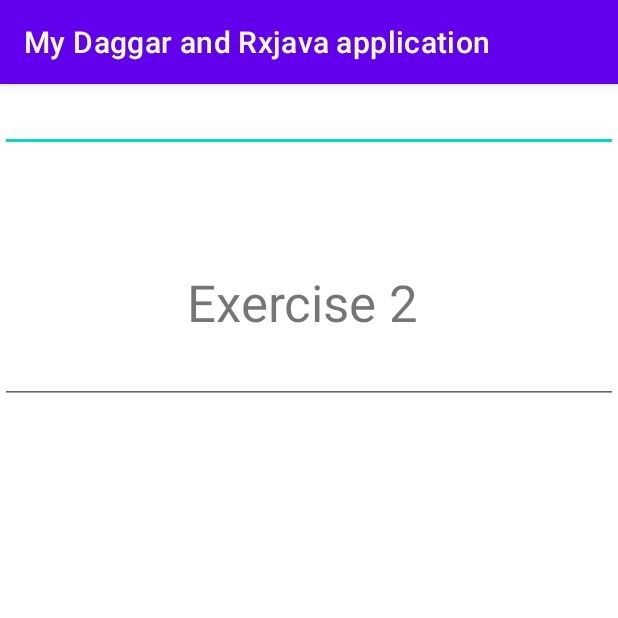
After one commit to Tarun72/RxDagger, an Android app: the RxjavaActivity screen opened directly, with no data from a screen before it, on a phone screen of 412 x 824 dp, the top half of it. The commit adds this screen. Run offline under Robolectric (Android 15) with nearby library versions, the phone set to English and light mode, and no system bars; our stand-ins replace RxJava; libraries missing offline, so code that uses them is left out: com.jakewharton.rxbinding2; 6 statements that could not run were skipped.

Commit message:
Rxjava dependencies added and completed 2 coffee breaks

```diff
--- /dev/null
+++ b/app/src/main/java/com/android/myapplication/screens/rxjava/RxjavaActivity.kt
@@ -0,0 +1,65 @@
+package com.android.myapplication.screens.rxjava
+
+import android.os.Bundle
+import android.widget.EditText
+import android.widget.TextView
+import android.widget.Toast
+import androidx.appcompat.app.AppCompatActivity
+import com.android.myapplication.R
+import com.jakewharton.rxbinding2.widget.RxTextView
+import io.reactivex.Observable
+import io.reactivex.Scheduler
+import io.reactivex.android.schedulers.AndroidSchedulers
+import io.reactivex.functions.BiFunction
+import java.util.concurrent.TimeUnit
+
+class RxjavaActivity : AppCompatActivity() {
+    private lateinit var etRx: EditText
+    private lateinit var etRx2: EditText
+
+    private lateinit var  tvLearn:TextView
+    override fun onCreate(savedInstanceState: Bundle?) {
+        super.onCreate(savedInstanceState)
+        setContentView(R.layout.rx_java_activity)
+        etRx = findViewById(R.id.etRx)
+        etRx2 = findViewById(R.id.etRx2)
+
+        tvLearn = findViewById(R.id.tvLearn)
+        addPropertiesEditText()
+        val disponse = exerciseObservable().debounce (1000,TimeUnit.MILLISECONDS)
+            .observeOn(AndroidSchedulers.mainThread())
+            .subscribe {
+           it?.let {
+               tvLearn.text = it
+           }
+        }
+
+        exercise2();
+    }
+
+    private fun addPropertiesEditText() {
+
+        val value = RxTextView.textChanges(etRx).filter {
+            it.length > 3
+        }.delay(3, TimeUnit.SECONDS).subscribeOn(AndroidSchedulers.mainThread()).subscribe {
+            it?.let {
+                println("final result $it")
+            }
+        }
+    }
+    private fun exerciseObservable() =
+        RxTextView.textChanges(etRx).filter {
+            it.length>7
+        }
+
+    private fun exercise2(){
+      val firstEditTextObservable =   RxTextView.textChanges(etRx)
+        val secondEditTextObservable =  RxTextView.textChanges(etRx2)
+      val resultantObserver =   Observable.combineLatest(firstEditTextObservable,
+          secondEditTextObservable, BiFunction { a,b-> "$a $b" })
+        resultantObserver.observeOn(AndroidSchedulers.mainThread()).subscribe {
+            it?.let {
+                tvLearn.text = it
+            }
+        }}
+}
--- /dev/null
+++ b/app/src/main/res/layout/rx_java_activity.xml
@@ -0,0 +1,57 @@
+<?xml version="1.0" encoding="utf-8"?>
+<androidx.constraintlayout.widget.ConstraintLayout xmlns:android="http://schemas.android.com/apk/res/android"
+    xmlns:app="http://schemas.android.com/apk/res-auto"
+    android:layout_width="match_parent"
+    android:layout_height="match_parent">
+
+    <EditText
+        android:id="@+id/etRx"
+        android:layout_width="0dp"
+        android:layout_height="wrap_content"
+        app:layout_constraintEnd_toEndOf="parent"
+        app:layout_constraintStart_toStartOf="parent"
+        app:layout_constraintTop_toTopOf="parent" />
+
+    <TextView
+        android:id="@+id/tvLearn"
+        android:layout_width="wrap_content"
+        android:layout_height="wrap_content"
+        android:layout_marginTop="@dimen/fab_margin"
+        android:textSize="34sp"
+        app:layout_constraintEnd_toEndOf="parent"
+        app:layout_constraintStart_toStartOf="parent"
+        app:layout_constraintTop_toBottomOf="@id/etRx" />
+
+    <TextView
+        android:id="@+id/Exercise2"
+        android:layout_width="wrap_content"
+        android:layout_height="wrap_content"
+        android:layout_marginTop="@dimen/fab_margin"
+        android:text="Exercise 2 "
+        android:textSize="34sp"
+        app:layout_constraintEnd_toEndOf="parent"
+        app:layout_constraintStart_toStartOf="parent"
+        app:layout_constraintTop_toBottomOf="@id/tvLearn" />
+
+    <EditText
+        android:id="@+id/etRx2"
+        android:layout_width="0dp"
+        android:layout_height="wrap_content"
+        app:layout_constraintEnd_toEndOf="parent"
+        app:layout_constraintStart_toStartOf="parent"
+        app:layout_constraintTop_toBottomOf="@id/Exercise2"
+        android:autofillHints="something "
+        android:inputType="text" />
+
+    <TextView
+        android:id="@+id/tvResult"
+        android:layout_width="wrap_content"
+        android:layout_height="wrap_content"
+        android:layout_marginTop="@dimen/fab_margin"
+        android:textSize="34sp"
+        app:layout_constraintEnd_toEndOf="parent"
+        app:layout_constraintStart_toStartOf="parent"
+        app:layout_constraintTop_toBottomOf="@id/etRx2" />
+
+
+</androidx.constraintlayout.widget.ConstraintLayout>
--- /dev/null
+++ b/app/src/main/res/values-land/dimens.xml
@@ -0,0 +1,3 @@
+<resources>
+      <dimen name="fab_margin">48dp</dimen>
+   </resources>
--- /dev/null
+++ b/app/src/main/res/values-w1240dp/dimens.xml
@@ -0,0 +1,3 @@
+<resources>
+      <dimen name="fab_margin">200dp</dimen>
+   </resources>
--- /dev/null
+++ b/app/src/main/res/values-w600dp/dimens.xml
@@ -0,0 +1,3 @@
+<resources>
+      <dimen name="fab_margin">48dp</dimen>
+   </resources>
--- a/app/src/main/res/values/dimens.xml
+++ b/app/src/main/res/values/dimens.xml
@@ -2,4 +2,5 @@
     <dimen name="toolbar_height">54dp</dimen>
     <dimen name="toolbar_button_size">54dp</dimen>
     <dimen name="toolbar_icon_size">24dp</dimen>
+    <dimen name="fab_margin">16dp</dimen>
 </resources>
--- a/app/src/main/res/values/themes.xml
+++ b/app/src/main/res/values/themes.xml
@@ -13,4 +13,11 @@
         <item name="android:statusBarColor">?attr/colorPrimaryVariant</item>
         <!-- Customize your theme here. -->
     </style>
+    <style name="Theme.MyApplication.NoActionBar">
+        <item name="windowActionBar">false</item>
+        <item name="windowNoTitle">true</item>
+    </style>
+    <style name="Theme.MyApplication.AppBarOverlay"
+        parent="ThemeOverlay.AppCompat.Dark.ActionBar" />
+    <style name="Theme.MyApplication.PopupOverlay" parent="ThemeOverlay.AppCompat.Light" />
 </resources>
--- a/build.gradle
+++ b/build.gradle
@@ -4,3 +4,8 @@ plugins {
     id 'com.android.library' version '7.3.0' apply false
     id 'org.jetbrains.kotlin.android' version '1.7.10' apply false
 }
+configurations {
+    all {
+        exclude group: 'androidx.lifecycle', module: 'lifecycle-viewmodel-ktx'
+    }
+}
```
Also changed, not shown: app/build.gradle (+13 -0 lines), app/src/main/AndroidManifest.xml (+17 -8 lines), app/src/main/java/com/android/myapplication/screens/questionslist/QuestionMVC.kt (+9 -0 lines), app/src/main/java/com/android/myapplication/screens/questionslist/QuestionsListActivity.kt (+8 -1 lines), app/src/main/res/layout/layout_questions_list.xml (+11 -1 lines), app/src/main/res/navigation/nav_graph.xml (added, +28 -0 lines), app/src/main/res/values/strings.xml (+9 -0 lines), gradle.properties (+10 -15 lines).
